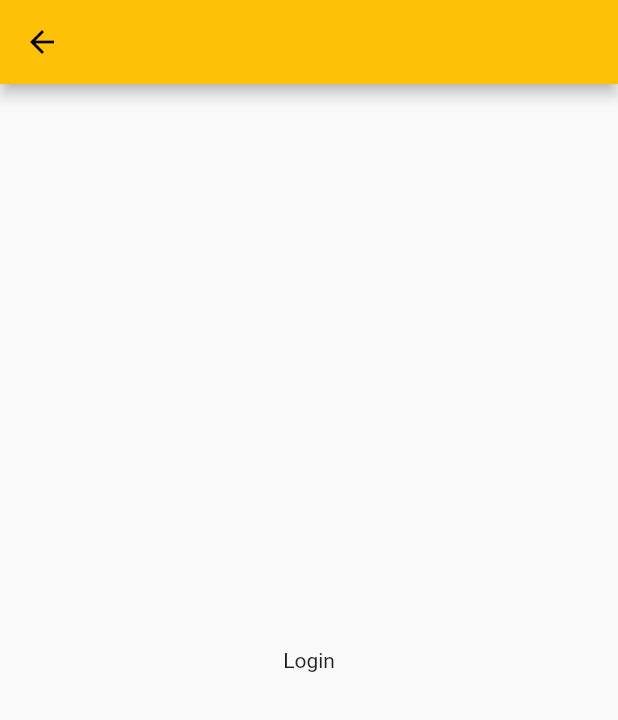
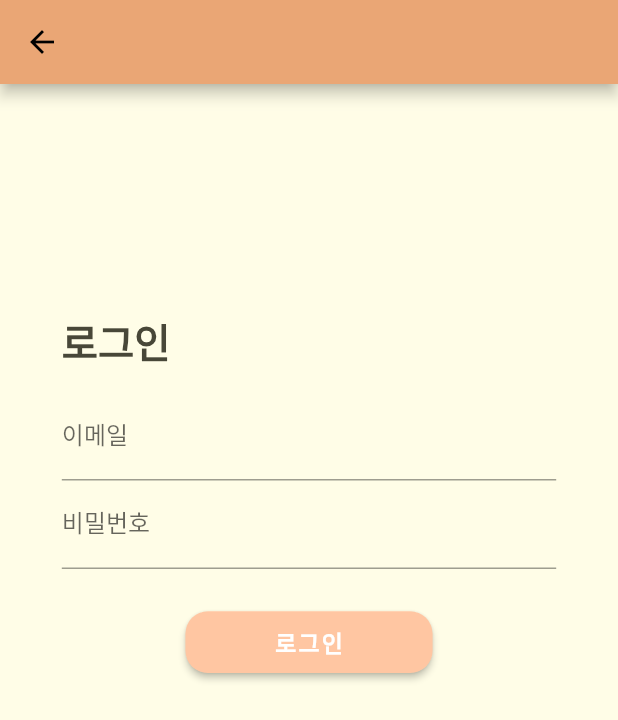
Before and after one commit to CNU-HCI-Lab/BrushBunny, a Flutter app: the LoginPage screen opened by its route, on a phone screen of 412 x 824 dp. Shown: the top 720 px of the screen. Run offline on Flutter 3.47's test engine with Material 2 defaults, Android fonts, the phone set to English and light mode, and no system bars; our stand-ins replace firebase_auth, firebase_core, responsive_sizer; missing offline and left inert: adobe_xd; accounts and stored records are empty.

Commit message:
로그인페이지

```diff
--- a/lib/login_page.dart
+++ b/lib/login_page.dart
@@ -1,4 +1,6 @@
 import 'package:flutter/material.dart';
+import 'package:responsive_sizer/responsive_sizer.dart';
+import 'package:firebase_auth/firebase_auth.dart';
 
 class LoginPage extends StatefulWidget {
   const LoginPage({super.key});
@@ -8,13 +10,115 @@ class LoginPage extends StatefulWidget {
 }
 
 class _LoginPageState extends State<LoginPage> {
+  final _auth = FirebaseAuth.instance;
+  late String email;
+  late String password;
+
   @override
   Widget build(BuildContext context) {
-    return Scaffold(
-      appBar: AppBar(),
-      body: const Center(
-        child: Text('Login'),
-      ),
-    );
+    return ResponsiveSizer(builder: (context, orientation, deviceType) {
+      return Scaffold(
+        resizeToAvoidBottomInset: false,
+        backgroundColor: const Color(0xfffffde7),
+        appBar: AppBar(
+          backgroundColor: const Color.fromARGB(255, 234, 166, 117),
+        ),
+        body: GestureDetector(
+          onTap: () => FocusScope.of(context).unfocus(),
+          child: SingleChildScrollView(
+            child: SizedBox(
+              height: 65.h,
+              child: Column(
+                mainAxisAlignment: MainAxisAlignment.center,
+                children: <Widget>[
+                  Container(
+                    alignment: Alignment.centerLeft,
+                    height: 8.h,
+                    margin: EdgeInsets.only(left: 10.w, right: 10.w),
+                    child: Text(
+                      '로그인',
+                      style: TextStyle(
+                        fontSize: 21.sp,
+                        fontWeight: FontWeight.bold,
+                        color: const Color(0xff484738),
+                      ),
+                    ),
+                  ),
+                  Container(
+                    alignment: Alignment.center,
+                    margin: EdgeInsets.only(left: 10.w, right: 10.w),
+                    child: Column(
+                      mainAxisAlignment: MainAxisAlignment.center,
+                      children: <Widget>[
+                        TextField(
+                          onChanged: (value) {
+                            email = value;
+                          },
+                          decoration: const InputDecoration(
+                            border: UnderlineInputBorder(),
+                            labelText: '이메일',
+                          ),
+                          keyboardType: TextInputType.emailAddress,
+                        ),
+                        TextField(
+                          onChanged: (value) {
+                            password = value;
+                          },
+                          decoration: const InputDecoration(
+                            border: UnderlineInputBorder(),
+                            labelText: '비밀번호',
+                          ),
+                          obscureText: true,
+                          keyboardType: TextInputType.visiblePassword,
+                        ),
+                      ],
+                    ),
+                  ),
+                  SizedBox(
+                    height: 3.h,
+                  ),
+                  ElevatedButton(
+                    //로그인 버튼
+                    onPressed: () async {
+                      try {
+                        //로그인 성공
+                        await _auth.signInWithEmailAndPassword(
+                            email: email, password: password);
+                        if (!mounted) return;
+                        Navigator.pushNamedAndRemoveUntil(
+                            context, '/main', (route) => false);
+                      } catch (e) {
+                        //print(e);
+                      }
+                    },
+                    style: ButtonStyle(
+                        shape:
+                            MaterialStateProperty.all<RoundedRectangleBorder>(
+                                RoundedRectangleBorder(
+                          borderRadius: BorderRadius.circular(15.0),
+                        )),
+                        backgroundColor: MaterialStateProperty.all<Color>(
+                            const Color(0xffFFC6A2)),
+                        foregroundColor:
+                            MaterialStateProperty.all<Color>(Colors.black),
+                        fixedSize:
+                            MaterialStateProperty.all<Size>(Size(40.w, 5.h))),
+                    child: Text(
+                      '로그인',
+                      style: TextStyle(
+                        fontSize: 16.sp,
+                        fontWeight: FontWeight.w700,
+                        letterSpacing: 1.5,
+                        color: Colors.white,
+                      ),
+                    ),
+                  ),
+                ],
+              ),
+            ),
+          ),
+        ),
+      );
+    });
   }
 }
--- a/lib/main.dart
+++ b/lib/main.dart
@@ -27,6 +27,7 @@ class MyApp extends StatelessWidget {
         primarySwatch: Colors.amber,
       ),
       routes: {
+        '/main': (context) => const MyApp(),
         '/start': (context) => const StartPage(),
         '/home': (context) => const HomePage(),
         '/register': (context) => const RegisterPage(),
--- a/lib/register_page.dart
+++ b/lib/register_page.dart
@@ -86,7 +86,8 @@ class _RegisterPageState extends State<RegisterPage> {
                         await _auth.createUserWithEmailAndPassword(
                             email: email, password: password);
                         if (!mounted) return;
-                        Navigator.pushNamed(context, '/home');
+                        Navigator.pushNamedAndRemoveUntil(
+                            context, '/main', (route) => false);
                       } catch (e) {
                         //print(e);
                       }
```
